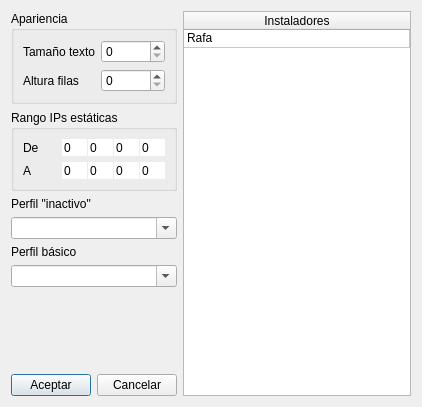
silderan/QMikPPPManager, file DlgConfiguracion.ui: the form before one commit.
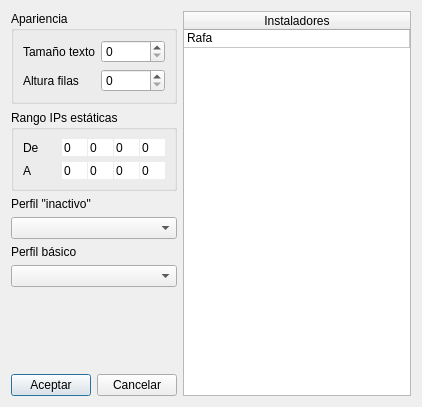
The form after the commit.

Diff of the .ui file:
```diff
--- a/DlgConfiguracion.ui
+++ b/DlgConfiguracion.ui
@@ -281,11 +281,7 @@
     </widget>
    </item>
    <item row="3" column="0">
-    <widget class="QComboBox" name="cbInactivo">
-     <property name="editable">
-      <bool>true</bool>
-     </property>
-    </widget>
+    <widget class="QComboBox" name="cbInactivo"/>
    </item>
    <item row="4" column="0">
     <widget class="QLabel" name="label_6">
@@ -295,11 +291,7 @@
     </widget>
    </item>
    <item row="5" column="0">
-    <widget class="QComboBox" name="cbBasico">
-     <property name="editable">
-      <bool>true</bool>
-     </property>
-    </widget>
+    <widget class="QComboBox" name="cbBasico"/>
    </item>
   </layout>
   <zorder>tableWidget</zorder>
```
Left out of the diff: 2 changed lines with no effect on the pictures.
